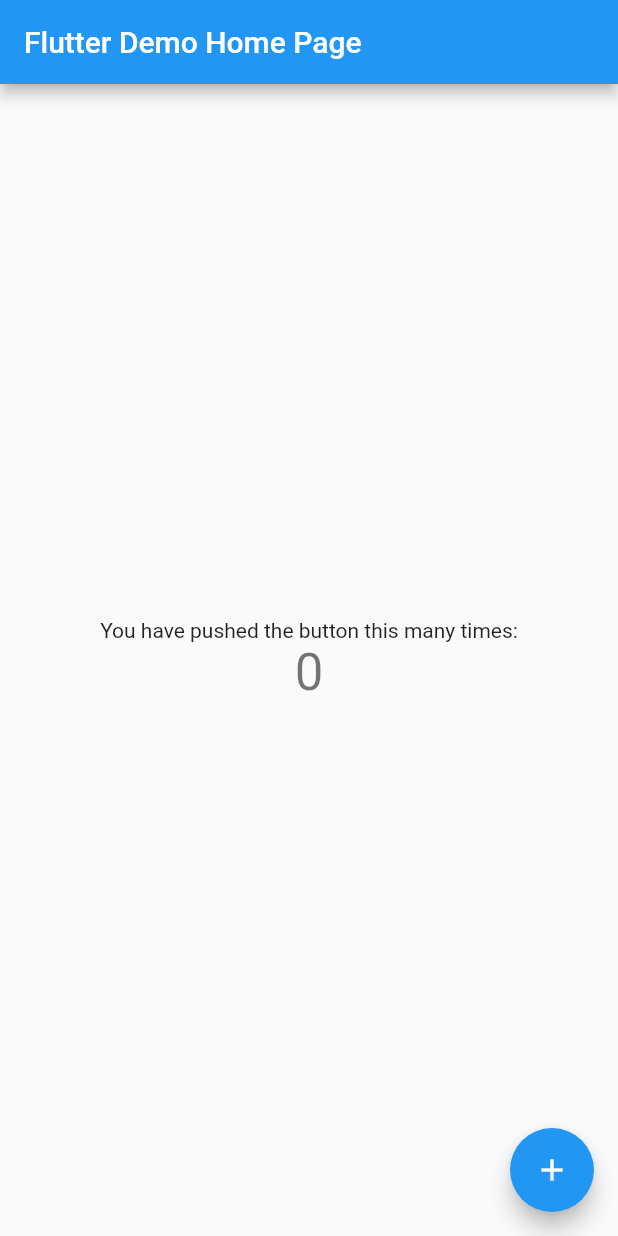
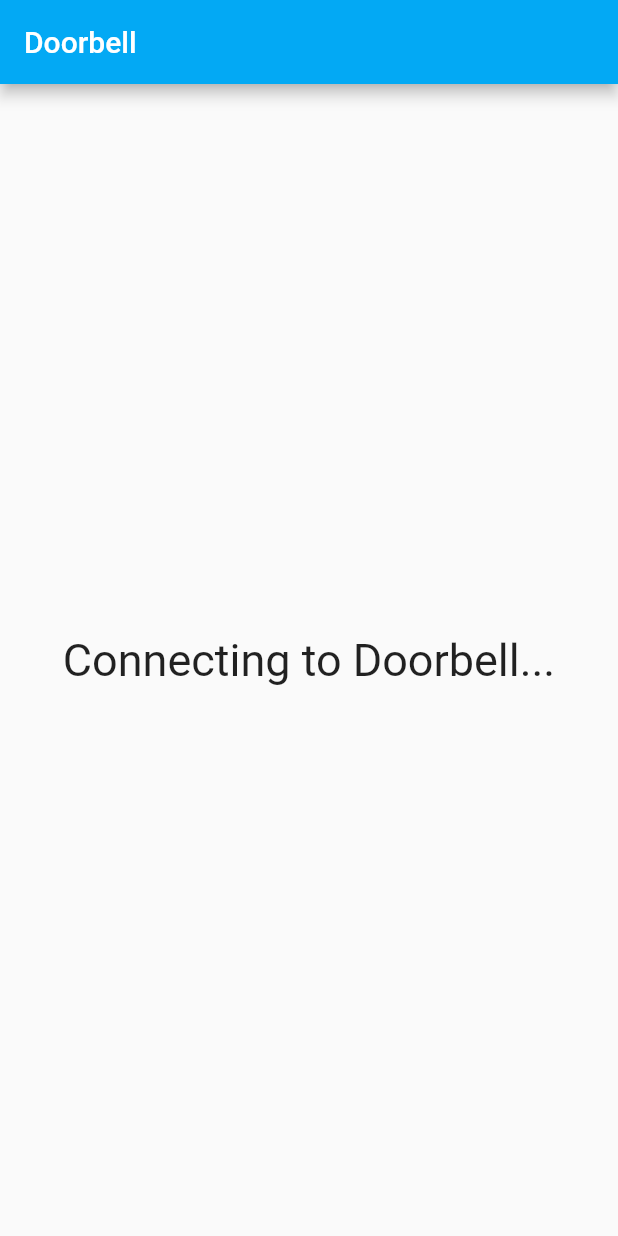
Before and after one commit to wrussell1999/doorbell-frontend, a Flutter app: the screen it shows after launch, on a phone screen of 412 x 824 dp. Run offline on Flutter 3.47's test engine with Material 2 defaults, Android fonts, the phone set to English and light mode, and no system bars.

Commit message:
Add basic skeleton home page

```diff
--- /dev/null
+++ b/frontend/lib/home.dart
@@ -0,0 +1,25 @@
+import 'package:flutter/material.dart';
+
+class HomePage extends StatelessWidget {
+
+  static const String route = '/';
+
+  @override
+  Widget build(BuildContext context) {
+    return Scaffold(
+      appBar: AppBar(
+        title: Text('Doorbell',
+          style: TextStyle(color: Colors.white))
+      ),
+      body: Center(
+        child: Column(
+          mainAxisAlignment: MainAxisAlignment.center,
+          children: <Widget>[
+            Text('Connecting to Doorbell...',
+              style: TextStyle(fontSize: 30))
+          ],)
+      ,)
+    );
+  }
+
+}
--- a/frontend/lib/main.dart
+++ b/frontend/lib/main.dart
@@ -1,117 +1,25 @@
 import 'package:flutter/material.dart';
+import 'home.dart';
 
 void main() {
-  runApp(MyApp());
+  runApp(App());
 }
 
-class MyApp extends StatelessWidget {
+class App extends StatelessWidget {
   // This widget is the root of your application.
   @override
   Widget build(BuildContext context) {
     return MaterialApp(
-      title: 'Flutter Demo',
+      initialRoute: HomePage.route,
+      routes: {
+        HomePage.route: (context) => HomePage(),
+      },
+      debugShowCheckedModeBanner: false,
+      title: 'Doorbell',
       theme: ThemeData(
-        // This is the theme of your application.
-        //
-        // Try running your application with "flutter run". You'll see the
-        // application has a blue toolbar. Then, without quitting the app, try
-        // changing the primarySwatch below to Colors.green and then invoke
-        // "hot reload" (press "r" in the console where you ran "flutter run",
-        // or simply save your changes to "hot reload" in a Flutter IDE).
-        // Notice that the counter didn't reset back to zero; the application
-        // is not restarted.
-        primarySwatch: Colors.blue,
-        // This makes the visual density adapt to the platform that you run
-        // the app on. For desktop platforms, the controls will be smaller and
-        // closer together (more dense) than on mobile platforms.
+        primarySwatch: Colors.lightBlue,
         visualDensity: VisualDensity.adaptivePlatformDensity,
       ),
-      home: MyHomePage(title: 'Flutter Demo Home Page'),
     );
   }
 }
-
-class MyHomePage extends StatefulWidget {
-  MyHomePage({Key key, this.title}) : super(key: key);
-
-  // This widget is the home page of your application. It is stateful, meaning
-  // that it has a State object (defined below) that contains fields that affect
-  // how it looks.
-
-  // This class is the configuration for the state. It holds the values (in this
-  // case the title) provided by the parent (in this case the App widget) and
-  // used by the build method of the State. Fields in a Widget subclass are
-  // always marked "final".
-
-  final String title;
-
-  @override
-  _MyHomePageState createState() => _MyHomePageState();
-}
-
-class _MyHomePageState extends State<MyHomePage> {
-  int _counter = 0;
-
-  void _incrementCounter() {
-    setState(() {
-      // This call to setState tells the Flutter framework that something has
-      // changed in this State, which causes it to rerun the build method below
-      // so that the display can reflect the updated values. If we changed
-      // _counter without calling setState(), then the build method would not be
-      // called again, and so nothing would appear to happen.
-      _counter++;
-    });
-  }
-
-  @override
-  Widget build(BuildContext context) {
-    // This method is rerun every time setState is called, for instance as done
-    // by the _incrementCounter method above.
-    //
-    // The Flutter framework has been optimized to make rerunning build methods
-    // fast, so that you can just rebuild anything that needs updating rather
-    // than having to individually change instances of widgets.
-    return Scaffold(
-      appBar: AppBar(
-        // Here we take the value from the MyHomePage object that was created by
-        // the App.build method, and use it to set our appbar title.
-        title: Text(widget.title),
-      ),
-      body: Center(
-        // Center is a layout widget. It takes a single child and positions it
-        // in the middle of the parent.
-        child: Column(
-          // Column is also a layout widget. It takes a list of children and
-          // arranges them vertically. By default, it sizes itself to fit its
-          // children horizontally, and tries to be as tall as its parent.
-          //
-          // Invoke "debug painting" (press "p" in the console, choose the
-          // "Toggle Debug Paint" action from the Flutter Inspector in Android
-          // Studio, or the "Toggle Debug Paint" command in Visual Studio Code)
-          // to see the wireframe for each widget.
-          //
-          // Column has various properties to control how it sizes itself and
-          // how it positions its children. Here we use mainAxisAlignment to
-          // center the children vertically; the main axis here is the vertical
-          // axis because Columns are vertical (the cross axis would be
-          // horizontal).
-          mainAxisAlignment: MainAxisAlignment.center,
-          children: <Widget>[
-            Text(
-              'You have pushed the button this many times:',
-            ),
-            Text(
-              '$_counter',
-              style: Theme.of(context).textTheme.headline4,
-            ),
-          ],
-        ),
-      ),
-      floatingActionButton: FloatingActionButton(
-        onPressed: _incrementCounter,
-        tooltip: 'Increment',
-        child: Icon(Icons.add),
-      ), // This trailing comma makes auto-formatting nicer for build methods.
-    );
-  }
-}
```
Also changed, not shown: 1 other file.
